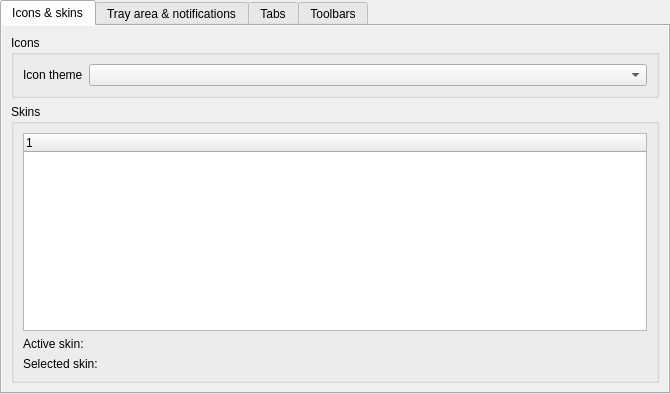
First picture: the form in src/gui/settings/settingsgui.ui, repository martinrotter/rssguard, before the edit.
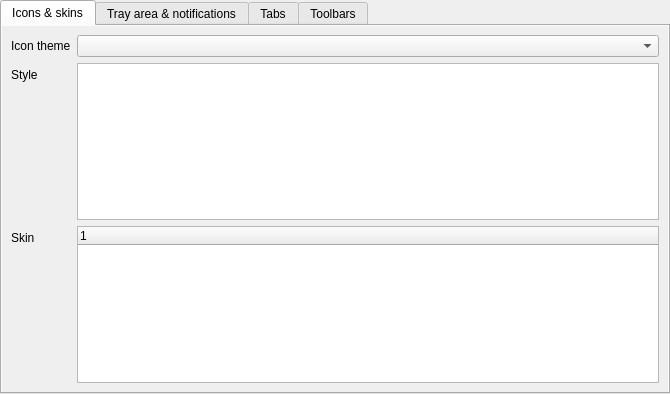
Second picture: the form after the edit. Custom widgets are drawn as their Qt base class.

Commit message: Some advancements in skins/styles settings.

Patch:
```diff
--- a/src/gui/settings/settingsgui.ui
+++ b/src/gui/settings/settingsgui.ui
@@ -69,15 +69,6 @@
            <property name="fieldGrowthPolicy">
             <enum>QFormLayout::AllNonFixedFieldsGrow</enum>
            </property>
-           <item row="0" column="0" colspan="2">
-            <widget class="QGroupBox" name="groupBox">
-             <property name="title">
-              <string>Icons</string>
-             </property>
-             <layout class="QFormLayout" name="formLayout_8">
-              <property name="fieldGrowthPolicy">
-               <enum>QFormLayout::AllNonFixedFieldsGrow</enum>
-              </property>
               <item row="0" column="0">
                <widget class="QLabel" name="m_lblIconTheme">
                 <property name="text">
@@ -91,16 +82,24 @@
               <item row="0" column="1">
                <widget class="QComboBox" name="m_cmbIconTheme"/>
               </item>
-             </layout>
+           <item row="1" column="0">
+            <widget class="QLabel" name="m_lblStyle">
+             <property name="text">
+              <string>Style</string>
+             </property>
             </widget>
            </item>
-           <item row="1" column="0" colspan="2">
-            <widget class="QGroupBox" name="groupBox_2">
-             <property name="title">
-              <string>Skins</string>
+           <item row="1" column="1">
+            <widget class="QListWidget" name="m_listStyles"/>
+           </item>
+           <item row="2" column="0">
+            <widget class="QLabel" name="m_lblSkin">
+             <property name="text">
+              <string>Skin</string>
              </property>
-             <layout class="QFormLayout" name="formLayout_9">
-              <item row="0" column="0" colspan="2">
+            </widget>
+           </item>
+           <item row="2" column="1">
                <widget class="QTreeWidget" name="m_treeSkins">
                 <property name="sizePolicy">
                  <sizepolicy hsizetype="Expanding" vsizetype="Expanding">
@@ -130,37 +129,6 @@
                 </column>
                </widget>
               </item>
-              <item row="1" column="0">
-               <widget class="QLabel" name="m_lblActiveCaption">
-                <property name="text">
-                 <string>Active skin:</string>
-                </property>
-               </widget>
-              </item>
-              <item row="1" column="1">
-               <widget class="QLabel" name="m_lblActiveContents">
-                <property name="text">
-                 <string/>
-                </property>
-               </widget>
-              </item>
-              <item row="2" column="0">
-               <widget class="QLabel" name="m_lblSelectedCaption">
-                <property name="text">
-                 <string>Selected skin:</string>
-                </property>
-               </widget>
-              </item>
-              <item row="2" column="1">
-               <widget class="QLabel" name="m_lblSelectedContents">
-                <property name="text">
-                 <string/>
-                </property>
-               </widget>
-              </item>
-             </layout>
-            </widget>
-           </item>
           </layout>
          </widget>
         </widget>
```
Left out of the diff: 17 changed lines with no effect on the pictures. Lines whose indentation alone changed are shown as unchanged. The commit also changes 14 other files.
